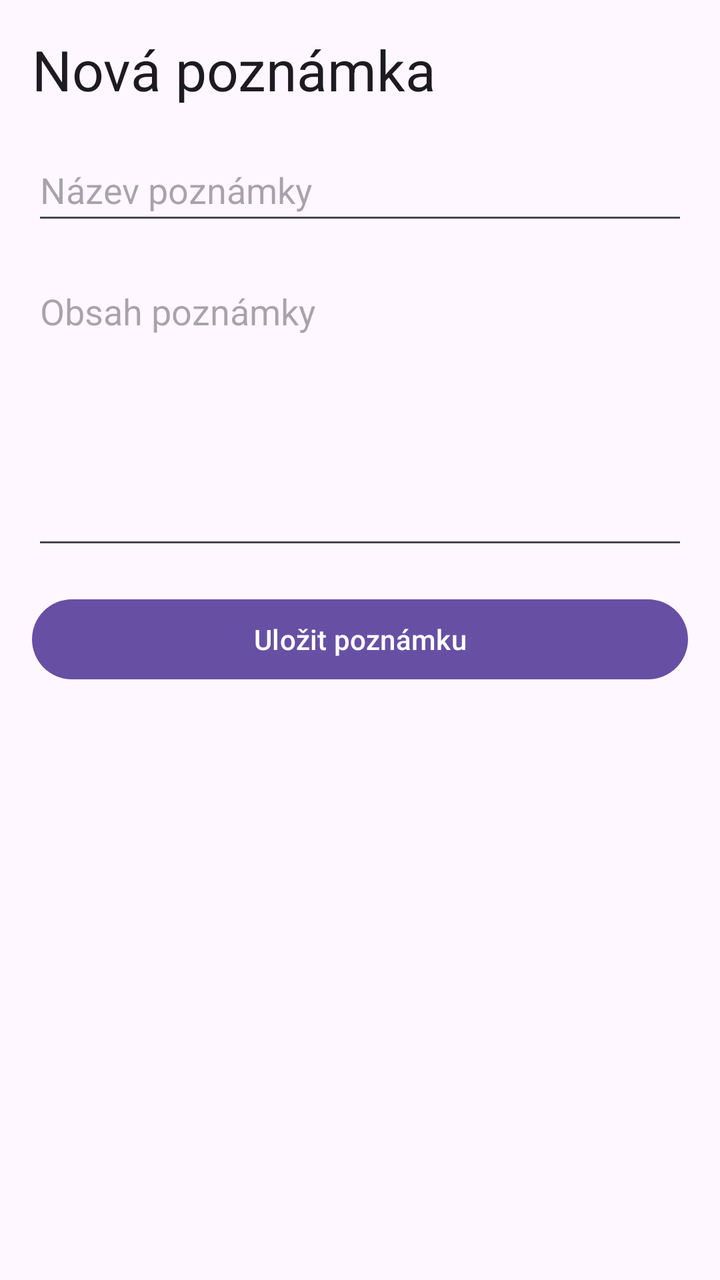
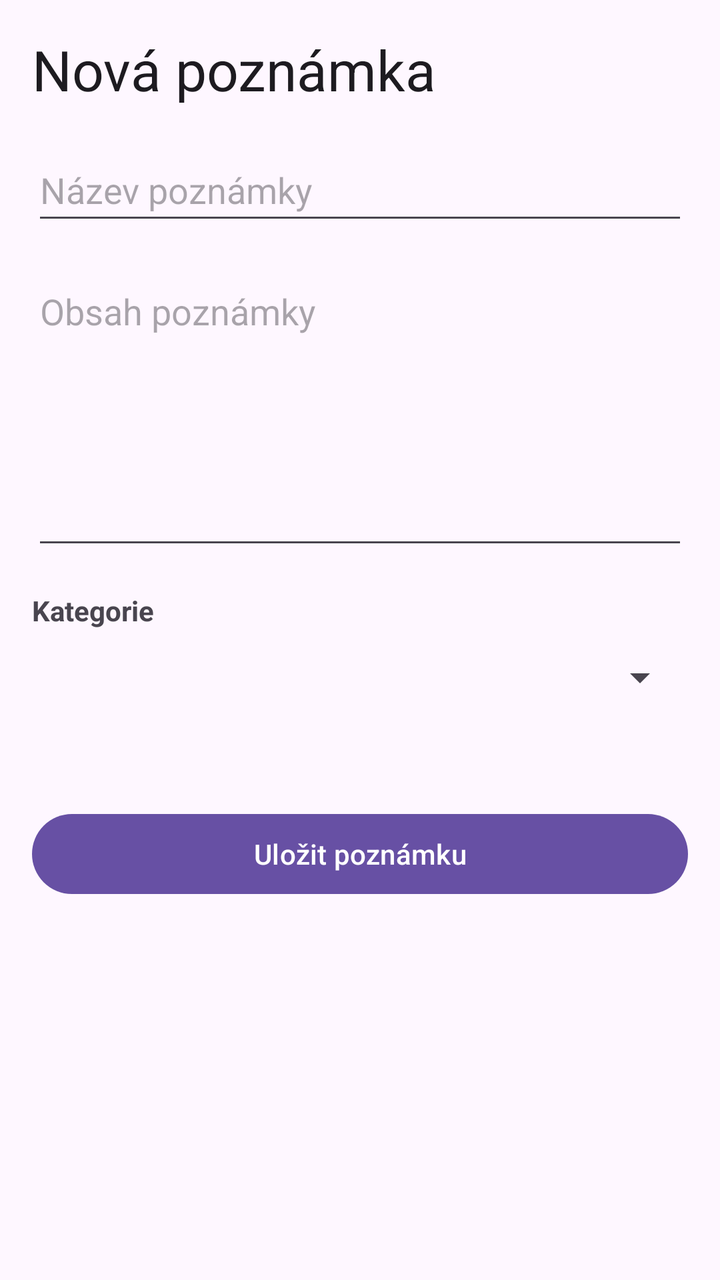

Screens rendered from an Android XML layout before and after an edit, with the pre-edit source and the edit as a unified diff.
<!-- AndroidManifest.xml: application theme Theme._09NoteApp -->
<!-- res/layout/activity_add_note.xml -->
<?xml version="1.0" encoding="utf-8"?>
<ScrollView xmlns:android="http://schemas.android.com/apk/res/android"
    xmlns:tools="http://schemas.android.com/tools"
    android:layout_width="match_parent"
    android:layout_height="match_parent"
    android:fillViewport="true"
    android:fitsSystemWindows="true"
    tools:context=".AddNoteActivity">

    <LinearLayout
        android:layout_width="match_parent"
        android:layout_height="wrap_content"
        android:orientation="vertical"
        android:padding="16dp">

        <TextView
            android:layout_width="match_parent"
            android:layout_height="wrap_content"
            android:layout_marginBottom="16dp"
            android:text="@string/new_note"
            android:textAppearance="?attr/textAppearanceHeadlineMedium" />

        <EditText
            android:id="@+id/editTextTitle"
            android:layout_width="match_parent"
            android:layout_height="wrap_content"
            android:hint="@string/note_title"
            android:inputType="textCapSentences"
            android:minHeight="48dp" />

        <EditText
            android:id="@+id/editTextContent"
            android:layout_width="match_parent"
            android:layout_height="wrap_content"
            android:layout_marginTop="16dp"
            android:gravity="top|start"
            android:hint="@string/note_content"
            android:inputType="textMultiLine|textCapSentences"
            android:minLines="6" />

        <com.google.android.material.button.MaterialButton
            android:id="@+id/btnSaveNote"
            android:layout_width="match_parent"
            android:layout_height="wrap_content"
            android:layout_marginTop="16dp"
            android:text="@string/save_note" />

    </LinearLayout>
</ScrollView>
<!-- resources referenced by this layout -->
<resources>
  <string name="new_note">Nová poznámka</string>
  <string name="note_content">Obsah poznámky</string>
  <string name="note_title">Název poznámky</string>
  <string name="save_note">Uložit poznámku</string>
  <style name="Theme._09NoteApp" parent="Base.Theme._09NoteApp" />
  <style name="Base.Theme._09NoteApp" parent="Theme.Material3.DayNight.NoActionBar">
          
          
      </style>
</resources>

<!-- the commit's change to res/layout/activity_add_note.xml (unified diff, before → after) -->
@@ -38,6 +38,27 @@
             android:inputType="textMultiLine|textCapSentences"
             android:minLines="6" />
 
+        <TextView
+            android:layout_width="wrap_content"
+            android:layout_height="wrap_content"
+            android:layout_marginTop="16dp"
+            android:labelFor="@+id/spinnerCategory"
+            android:text="@string/note_category"
+            android:textStyle="bold" />
+
+        <Spinner
+            android:id="@id/spinnerCategory"
+            android:layout_width="match_parent"
+            android:layout_height="wrap_content"
+            android:minHeight="48dp" />
+
+        <TextView
+            android:id="@+id/textCreatedAtInfo"
+            android:layout_width="match_parent"
+            android:layout_height="wrap_content"
+            android:layout_marginTop="8dp"
+            android:textAppearance="?attr/textAppearanceBodySmall" />
+
         <com.google.android.material.button.MaterialButton
             android:id="@+id/btnSaveNote"
             android:layout_width="match_parent"
<!-- resource entries referenced after the edit -->
@@ -1,6 +1,7 @@
 <!-- resources referenced by this layout -->
 <resources>
   <string name="new_note">Nová poznámka</string>
+  <string name="note_category">Kategorie</string>
   <string name="note_content">Obsah poznámky</string>
   <string name="note_title">Název poznámky</string>
   <string name="save_note">Uložit poznámku</string>
